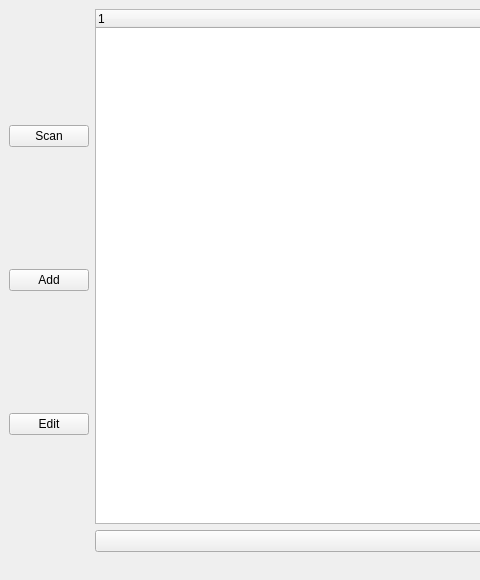
The window that ui/ui_main_window.ui (rarepi/qAnime) describes before a commit, drawn with Qt 5; both pictures show x 0 to 480 and y 0 to 580 of the 1520 by 580 pixel window.
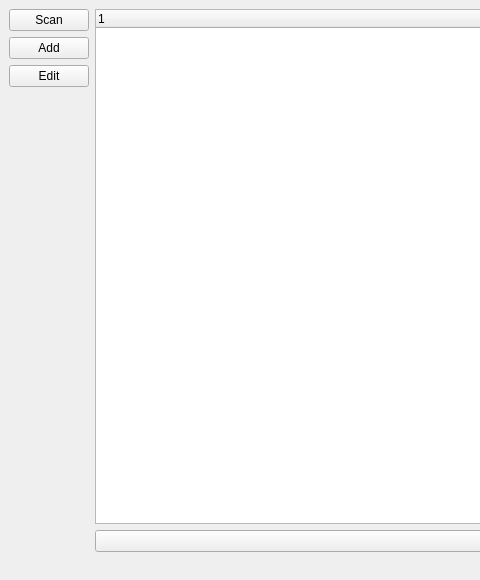
The same window after the commit.

Commit message: Implemented first non-optimal loading dialog for api authentication on startup; Fixed batch renames

Diff of the .ui file:
```diff
--- a/ui/ui_main_window.ui
+++ b/ui/ui_main_window.ui
@@ -57,11 +57,17 @@
        </widget>
       </item>
       <item>
-       <layout class="QVBoxLayout" name="vlayout_spacer">
-        <property name="sizeConstraint">
-         <enum>QLayout::SetDefaultConstraint</enum>
+       <spacer name="verticalSpacer">
+        <property name="orientation">
+         <enum>Qt::Vertical</enum>
         </property>
-       </layout>
+        <property name="sizeHint" stdset="0">
+         <size>
+          <width>20</width>
+          <height>40</height>
+         </size>
+        </property>
+       </spacer>
       </item>
      </layout>
     </item>
```
The commit also changes 7 other files.
